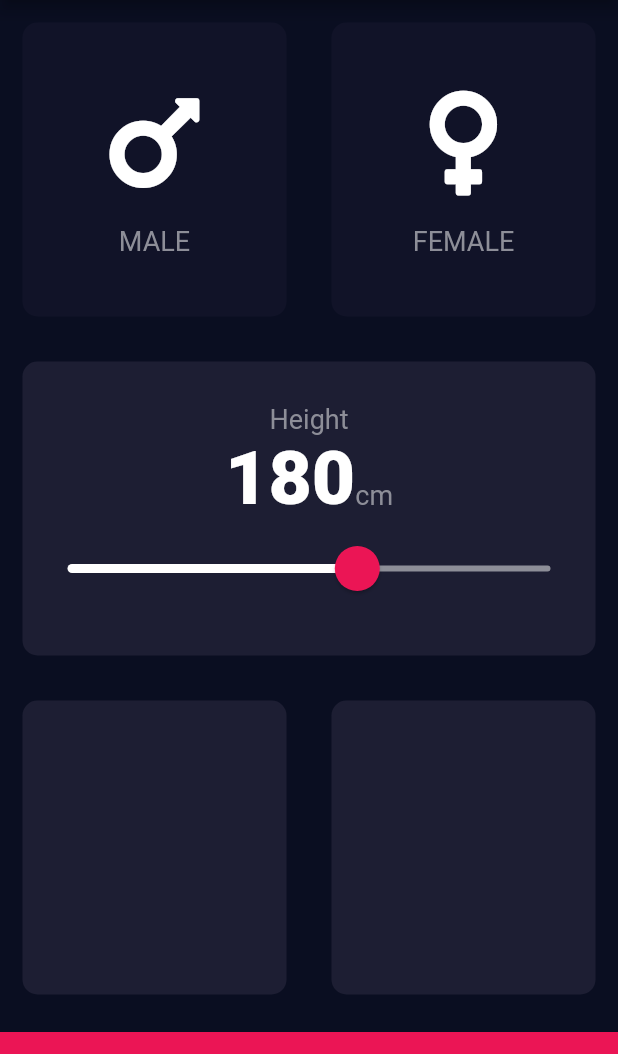
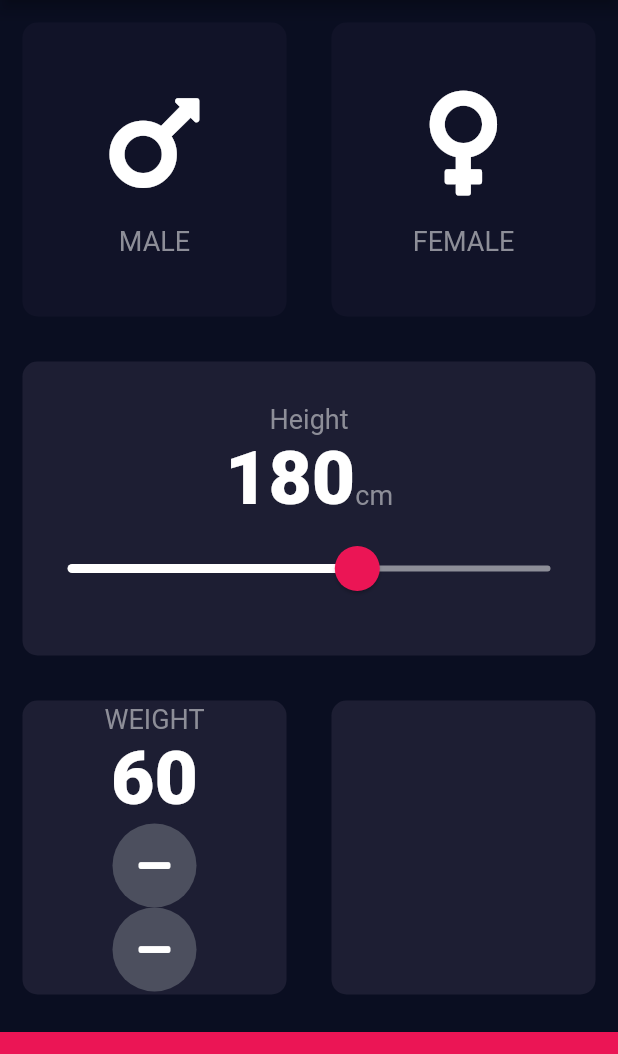
Before and after one commit to Buenaventura-Celine/BMI-Calculator, a Flutter app: the screen it shows after launch, on a phone screen of 412 x 824 dp, the part 84-1138 px from its top. Run offline on Flutter 3.47's test engine with Material 2 defaults, Android fonts, the phone set to English and light mode, and no system bars; our stand-ins replace font_awesome_flutter.

Commit message:
My solution to button functionality on weight

```diff
--- a/lib/input_page.dart
+++ b/lib/input_page.dart
@@ -14,6 +14,7 @@ class InputPage extends StatefulWidget {
 class _InputPageState extends State<InputPage> {
   Gender selectedGender;
   int height = 180;
+  int weight = 60;
 
   @override
   Widget build(BuildContext context) {
@@ -119,6 +120,35 @@ class _InputPageState extends State<InputPage> {
                   Expanded(
                     child: ReusableCard(
                       colour: kActiveCardColour,
+                      cardChild: Column(
+                        mainAxisAlignment: MainAxisAlignment.center,
+                        children: <Widget>[
+                          Text(
+                            'WEIGHT',
+                            style: kLabelTextStyle,
+                          ),
+                          Text(
+                            weight.toString(),
+                            style: kNumberTextStyle,
+                          ),
+                          RoundIconButton(
+                            icon: FontAwesomeIcons.minus,
+                            onPress: () {
+                              setState(() {
+                                weight--;
+                              });
+                            },
+                          ),
+                          RoundIconButton(
+                            icon: FontAwesomeIcons.minus,
+                            onPress: () {
+                              setState(() {
+                                weight--;
+                              });
+                            },
+                          ),
+                        ],
+                      ),
                     ),
                   ),
                   Expanded(
@@ -139,3 +169,25 @@ class _InputPageState extends State<InputPage> {
         ));
   }
 }
+
+class RoundIconButton extends StatelessWidget {
+  RoundIconButton({this.icon, this.onPress});
+
+  final IconData icon;
+  final Function onPress;
+
+  @override
+  Widget build(BuildContext context) {
+    return RawMaterialButton(
+      elevation: 0.0,
+      child: Icon(icon),
+      onPressed: onPress,
+      constraints: BoxConstraints.tightFor(
+        width: 56.0,
+        height: 56.0,
+      ),
+      shape: CircleBorder(),
+      fillColor: Color(0xFF4C4F5E),
+    );
+  }
+}
```
